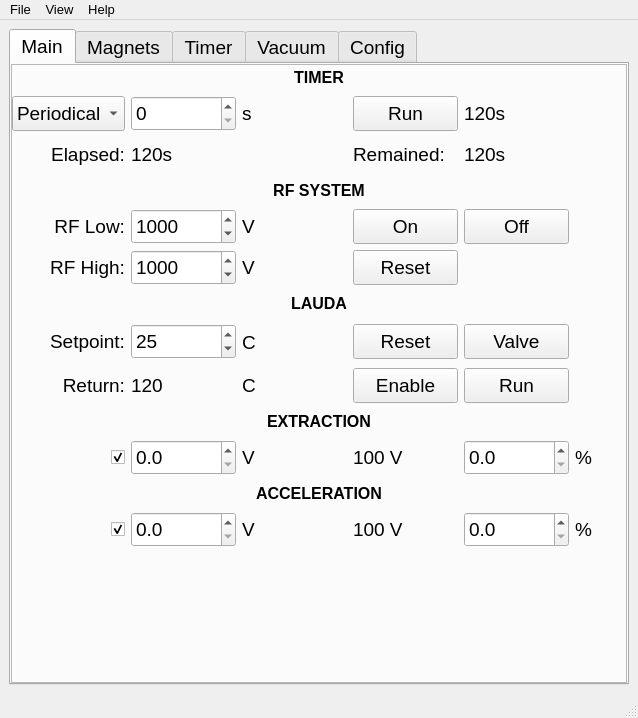
First picture: the form in Magnets_UI.ui, repository salinsalins/TDKLambda, before the edit.
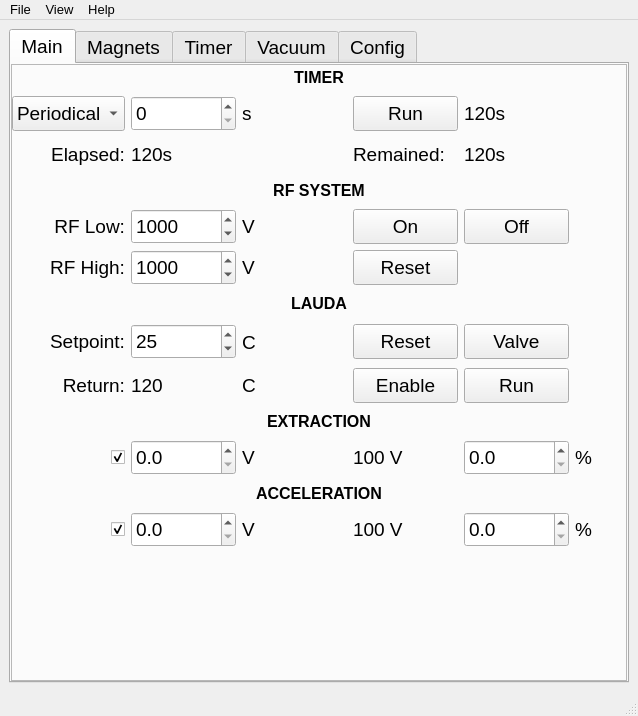
Second picture: the form after the edit. Icons and pictures are not drawn.

Patch:
```diff
--- a/Magnets_UI.ui
+++ b/Magnets_UI.ui
@@ -7,7 +7,7 @@
     <x>0</x>
     <y>0</y>
     <width>638</width>
-    <height>718</height>
+    <height>716</height>
    </rect>
   </property>
   <property name="font">
```
